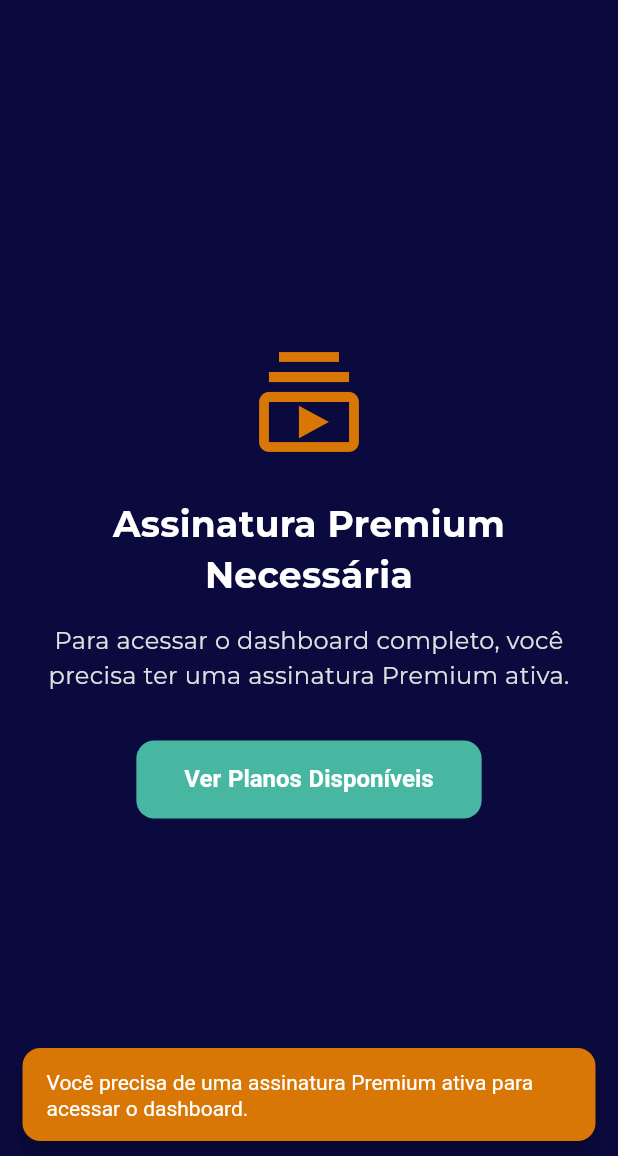
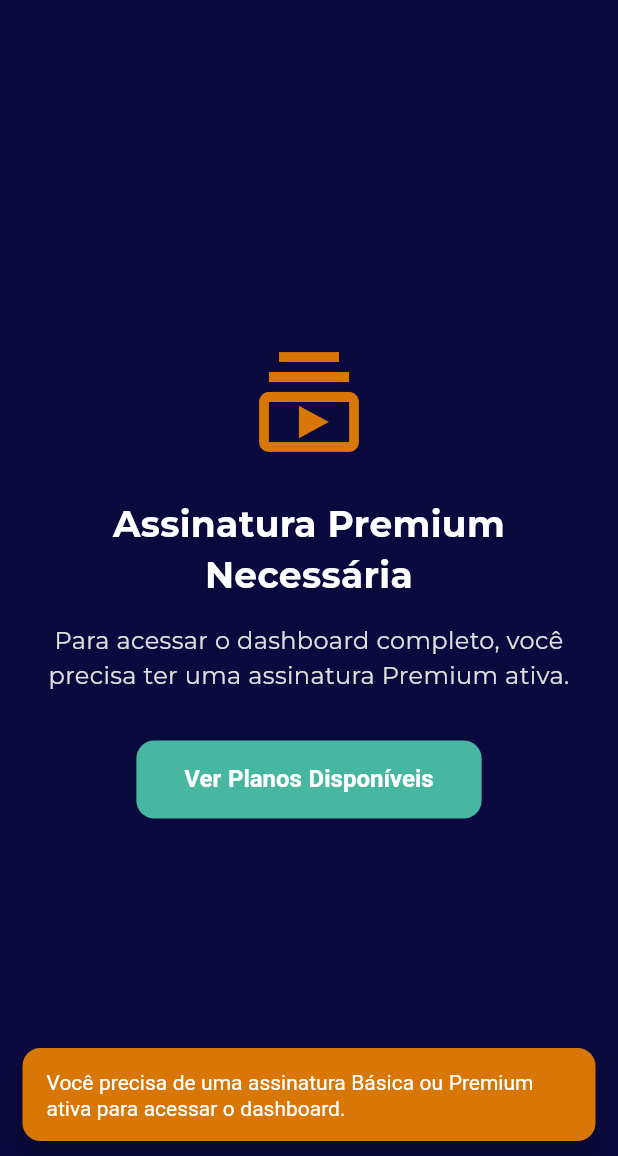
Before and after one commit to CostaMAyssa/MedMoney, a Flutter app: the DashboardPage screen opened directly, on a phone screen of 412 x 824 dp, the part 80-1236 px from its top. Run offline on Flutter 3.47's test engine with Material 3 defaults, Android fonts, the phone set to English and light mode, and no system bars; our stand-ins replace flutter_dotenv, google_fonts, lottie, qr_flutter, shelf, supabase_flutter; missing offline and left inert: dart:html, dart:ui_web, shelf_router; accounts and stored records are empty; network calls fail.

Commit message:
Atualizações na página do dashboard

```diff
--- a/lib/screens/dashboard/dashboard_page.dart
+++ b/lib/screens/dashboard/dashboard_page.dart
@@ -101,11 +101,13 @@ class _DashboardPageState extends State<DashboardPage> {
         bool isPaid = subscriptionMap['payment_status'] == 'confirmed' ||
                       subscriptionMap['payment_status'] == 'paid';
 
-        // Verificar se é um plano premium (que dá acesso ao dashboard)
-        bool isPremium = subscriptionMap['plan_name']?.toLowerCase() == 'premium';
+        // Verificar se é um plano que dá acesso ao dashboard (Básico ou Premium)
+        bool isPlanWithAccess = subscriptionMap['plan_name']?.toLowerCase() == 'premium' ||
+                               subscriptionMap['plan_name']?.toLowerCase() == 'básico' ||
+                               subscriptionMap['plan_name']?.toLowerCase() == 'basico';
 
-        // Acesso permitido apenas se todas as condições forem atendidas
-        hasValidSubscription = isActive && isPaid && isPremium;
+        // Acesso permitido apenas se assinatura estiver ativa e pagamento confirmado
+        hasValidSubscription = isActive && isPaid && isPlanWithAccess;
 
         debugPrint('Status da assinatura: ${subscriptionMap['status']}');
         debugPrint('Status do pagamento: ${subscriptionMap['payment_status']}');
@@ -117,8 +119,8 @@ class _DashboardPageState extends State<DashboardPage> {
       if (!hasValidSubscription) {
         if (mounted) {
           ScaffoldMessenger.of(context).showSnackBar(
-            const SnackBar(
-              content: Text('Você precisa de uma assinatura Premium ativa para acessar o dashboard.'),
+            SnackBar(
+              content: Text('Você precisa de uma assinatura Básica ou Premium ativa para acessar o dashboard.'),
               backgroundColor: AppTheme.warningColor,
               duration: Duration(seconds: 5),
             ),
@@ -149,9 +151,11 @@ class _DashboardPageState extends State<DashboardPage> {
       bool isActive = _subscription!['status'] == 'active';
       bool isPaid = _subscription!['payment_status'] == 'confirmed' ||
                     _subscription!['payment_status'] == 'paid';
-      bool isPremium = _subscription!['plan_name']?.toLowerCase() == 'premium';
+      bool isPlanWithAccess = _subscription!['plan_name']?.toLowerCase() == 'premium' ||
+                             _subscription!['plan_name']?.toLowerCase() == 'básico' ||
+                             _subscription!['plan_name']?.toLowerCase() == 'basico';
 
-      hasValidSubscription = isActive && isPaid && isPremium;
+      hasValidSubscription = isActive && isPaid && isPlanWithAccess;
     }
 
     return Scaffold(
@@ -178,10 +182,12 @@ class _DashboardPageState extends State<DashboardPage> {
                     : AppTheme.warningColor.withOpacity(0.2),
                 label: Text(
                   hasValidSubscription
-                      ? 'Premium Ativo'
-                      : _subscription!['plan_name'] == 'Premium'
+                      ? _subscription!['plan_name']?.toLowerCase() == 'premium'
+                          ? 'Premium Ativo'
+                          : 'Básico Ativo'
+                      : _subscription!['plan_name']?.toLowerCase() == 'premium'
                           ? 'Premium Pendente'
-                          : 'Básico',
+                          : 'Plano Free',
                   style: TextStyle(
                     color: hasValidSubscription
                         ? AppTheme.successColor
```
